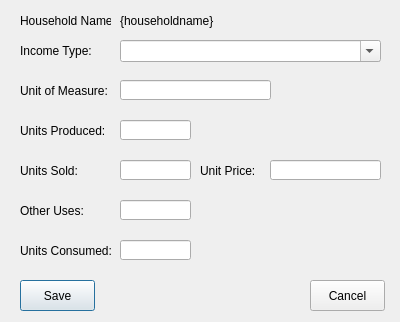
This is open-ihm/gui/designs/ui_household_income_crops.ui in snim2mirror/openihm as Qt 5 draws it before an edit. The edited form follows.
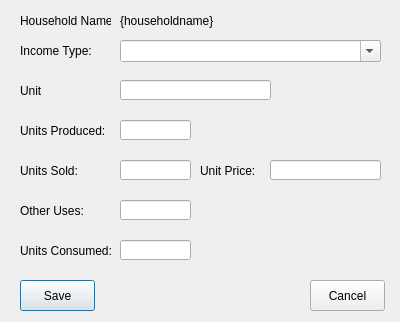
This is the edited form.

Diff of the .ui file:
```diff
--- a/open-ihm/gui/designs/ui_household_income_crops.ui
+++ b/open-ihm/gui/designs/ui_household_income_crops.ui
@@ -196,7 +196,7 @@
     </rect>
    </property>
    <property name="text">
-    <string>Unit of Measure:</string>
+    <string>Unit</string>
    </property>
   </widget>
   <widget class="QLineEdit" name="txtUnitOfMeasure">
```
